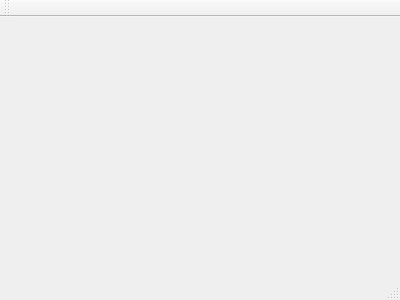
First picture: the form in mainwindow.ui, repository hump-dump/FIDLEditor, before the edit.
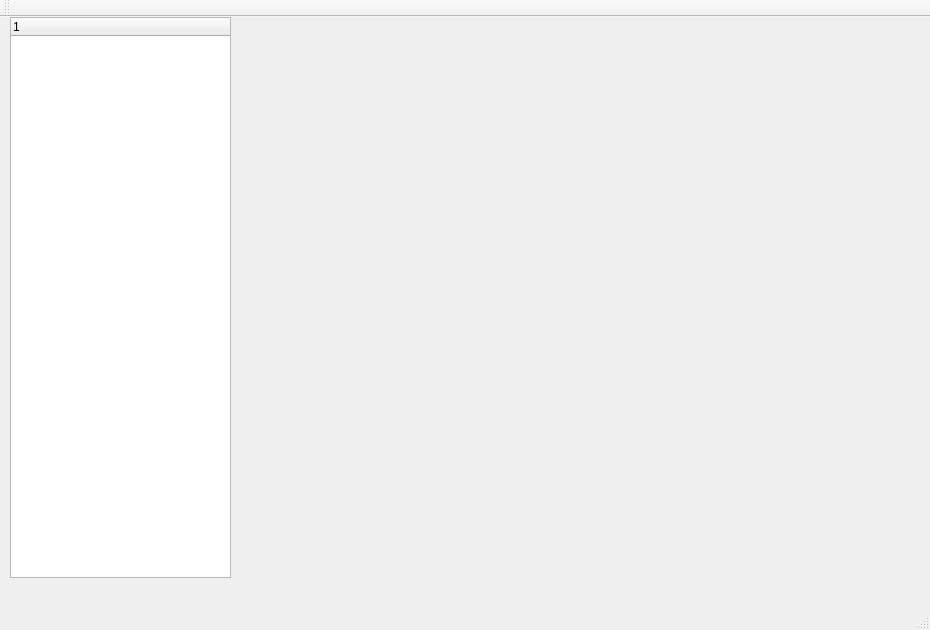
Second picture: the form after the edit.

```diff
--- a/mainwindow.ui
+++ b/mainwindow.ui
@@ -1,24 +1,55 @@
 <ui version="4.0">
  <class>MainWindow</class>
- <widget class="QMainWindow" name="MainWindow" >
-  <property name="geometry" >
+ <widget class="QMainWindow" name="MainWindow">
+  <property name="geometry">
    <rect>
     <x>0</x>
     <y>0</y>
-    <width>400</width>
-    <height>300</height>
+    <width>930</width>
+    <height>630</height>
    </rect>
   </property>
   <property name="windowTitle" >
    <string>MainWindow</string>
   </property>
-  <widget class="QMenuBar" name="menuBar" />
-  <widget class="QToolBar" name="mainToolBar" />
-  <widget class="QWidget" name="centralWidget" />
-  <widget class="QStatusBar" name="statusBar" />
+  <widget class="QWidget" name="centralWidget">
+   <widget class="QTreeWidget" name="treeWidget">
+    <property name="geometry">
+     <rect>
+      <x>10</x>
+      <y>0</y>
+      <width>221</width>
+      <height>561</height>
+     </rect>
+    </property>
+    <column>
+     <property name="text">
+      <string notr="true">1</string>
+     </property>
+    </column>
+   </widget>
+  </widget>
+  <widget class="QMenuBar" name="menuBar">
+   <property name="geometry">
+    <rect>
+     <x>0</x>
+     <y>0</y>
+     <width>930</width>
+     <height>26</height>
+    </rect>
+   </property>
+  </widget>
+  <widget class="QToolBar" name="mainToolBar">
+   <attribute name="toolBarArea">
+    <enum>TopToolBarArea</enum>
+   </attribute>
+   <attribute name="toolBarBreak">
+    <bool>false</bool>
+   </attribute>
+  </widget>
+  <widget class="QStatusBar" name="statusBar"/>
  </widget>
- <layoutDefault spacing="6" margin="11" />
- <pixmapfunction></pixmapfunction>
+ <layoutdefault spacing="6" margin="11"/>
  <resources/>
  <connections/>
 </ui>
```
Left out of the diff: 3 changed lines with no effect on the pictures.
